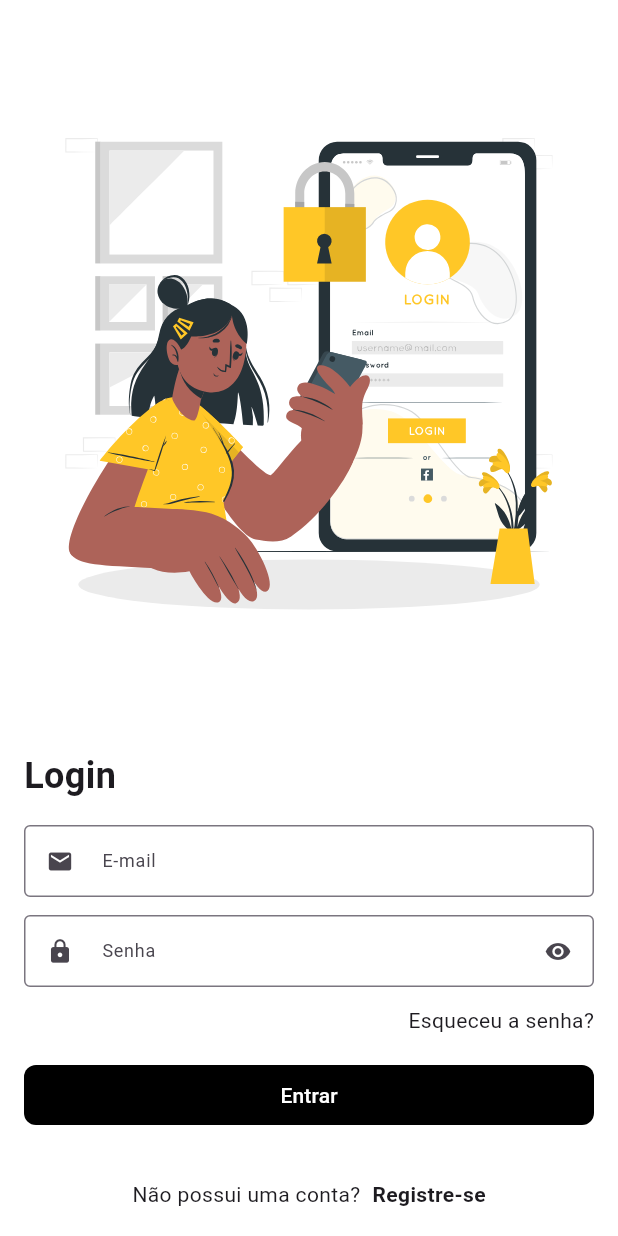
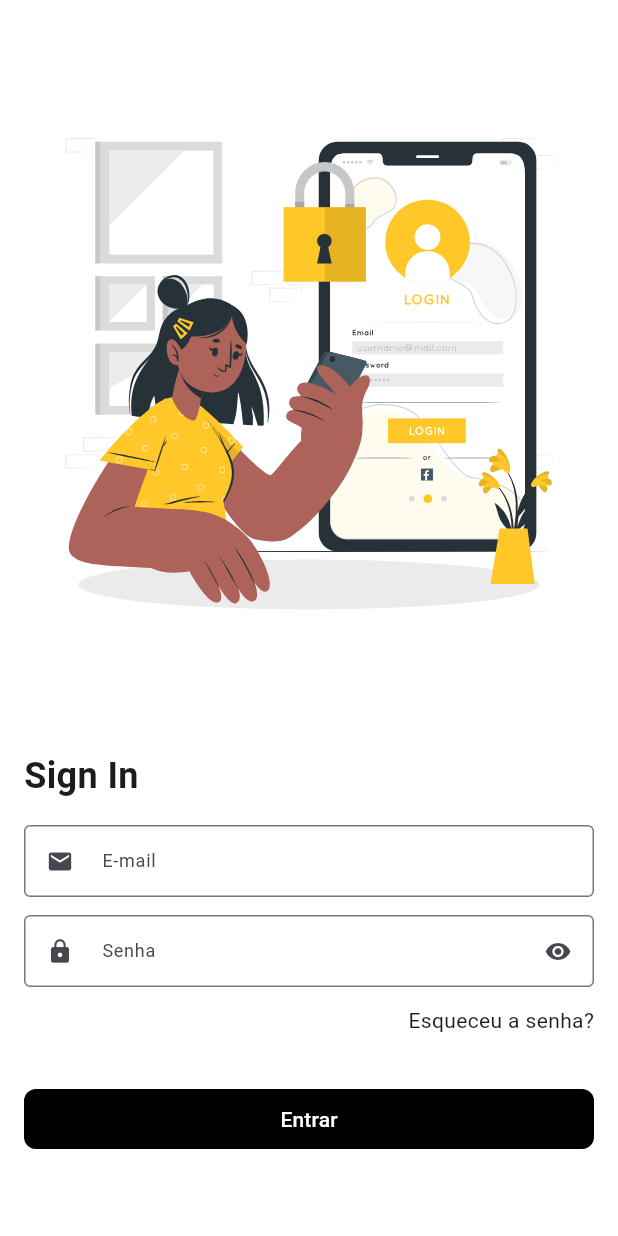
Before and after one commit to juningadita/my_budget, a Flutter app: the screen it shows after launch, on a phone screen of 412 x 824 dp. Run offline on Flutter 3.47's test engine with Material 3 defaults, Android fonts, the phone set to English and light mode, and no system bars; our stand-ins replace flutter_svg.

Commit message:
refactoring login page

```diff
--- a/lib/ui/views/login/login_page.dart
+++ b/lib/ui/views/login/login_page.dart
@@ -1,7 +1,7 @@
 import 'package:flutter/material.dart';
-import 'package:flutter_svg/flutter_svg.dart';
-
-import 'widgets/custom_text_field.dart';
+import 'widgets/footer_section_widget.dart';
+import 'widgets/form_section_widget.dart';
+import 'widgets/header_widget.dart';
 
 class LoginPage extends StatelessWidget {
   const LoginPage({super.key});
@@ -17,25 +17,12 @@ class LoginPage extends StatelessWidget {
             child: Column(
               crossAxisAlignment: CrossAxisAlignment.start,
               children: [
-                SvgPicture.asset("assets/images/login.svg"),
-                const Text(
-                  'Login',
-                  style: TextStyle(fontSize: 24, fontWeight: FontWeight.bold),
+                const HeaderWidget(
+                  title: "Sign In",
                 ),
                 const SizedBox(height: 16),
-                const CustomTextField(
-                    hintText: "E-mail", prefixIcon: Icon(Icons.mail)),
-                const SizedBox(height: 12),
-                const CustomTextField(
-                    hintText: "Senha",
-                    prefixIcon: Icon(Icons.lock),
-                    suffixIcon: Icon(Icons.visibility)),
-                const SizedBox(height: 12),
-                const Align(
-                  alignment: Alignment.centerRight,
-                  child: Text('Esqueceu a senha?'),
-                ),
-                const SizedBox(height: 16),
+                const FormSectionWidget(),
+                const SizedBox(height: 32),
                 ElevatedButton(
                   onPressed: () {},
                   style: ElevatedButton.styleFrom(
@@ -49,19 +36,8 @@ class LoginPage extends StatelessWidget {
                   ),
                   child: const Text('Entrar'),
                 ),
-                const SizedBox(height: 32),
-                Row(
-                  mainAxisAlignment: MainAxisAlignment.center,
-                  children: [
-                    const Text('Não possui uma conta?'),
-                    const SizedBox(width: 8),
-                    GestureDetector(
-                      child: const Text('Registre-se',
-                          style: TextStyle(fontWeight: FontWeight.bold)),
-                      onTap: () {},
-                    )
-                  ],
-                )
+                const SizedBox(height: 100),
+                const FooterSectionWidget()
               ],
             ),
           ),
--- a/lib/ui/views/login/widgets/custom_text_field.dart
+++ b/lib/ui/views/login/widgets/custom_text_field.dart
@@ -4,18 +4,21 @@ class CustomTextField extends StatelessWidget {
   final String? hintText;
   final Widget? prefixIcon;
   final Widget? suffixIcon;
+  final bool? isObscureText;
 
   const CustomTextField({
     super.key,
     this.hintText,
     this.prefixIcon,
     this.suffixIcon,
+    this.isObscureText = false,
   });
 
   @override
   Widget build(BuildContext context) {
     return TextField(
       style: const TextStyle(fontSize: 12),
+      obscureText: isObscureText!,
       decoration: InputDecoration(
         hintText: hintText,
         prefixIcon: prefixIcon,
--- /dev/null
+++ b/lib/ui/views/login/widgets/footer_section_widget.dart
@@ -0,0 +1,25 @@
+import 'package:flutter/material.dart';
+
+class FooterSectionWidget extends StatelessWidget {
+  const FooterSectionWidget({super.key});
+
+  @override
+  Widget build(BuildContext context) {
+    return Column(
+      children: [
+        Row(
+          mainAxisAlignment: MainAxisAlignment.center,
+          children: [
+            const Text('Não possui uma conta?'),
+            const SizedBox(width: 8),
+            GestureDetector(
+              child: const Text('Registre-se',
+                  style: TextStyle(fontWeight: FontWeight.bold)),
+              onTap: () {},
+            )
+          ],
+        )
+      ],
+    );
+  }
+}
--- /dev/null
+++ b/lib/ui/views/login/widgets/form_section_widget.dart
@@ -0,0 +1,26 @@
+import 'package:flutter/material.dart';
+import 'package:my_budget/ui/views/login/widgets/custom_text_field.dart';
+
+class FormSectionWidget extends StatelessWidget {
+  const FormSectionWidget({super.key});
+
+  @override
+  Widget build(BuildContext context) {
+    return const Column(
+      children: [
+        CustomTextField(hintText: "E-mail", prefixIcon: Icon(Icons.mail)),
+        SizedBox(height: 12),
+        CustomTextField(
+            isObscureText: true,
+            hintText: "Senha",
+            prefixIcon: Icon(Icons.lock),
+            suffixIcon: Icon(Icons.visibility)),
+        SizedBox(height: 12),
+        Align(
+          alignment: Alignment.centerRight,
+          child: Text('Esqueceu a senha?'),
+        ),
+      ],
+    );
+  }
+}
--- /dev/null
+++ b/lib/ui/views/login/widgets/header_widget.dart
@@ -0,0 +1,22 @@
+import 'package:flutter/material.dart';
+import 'package:flutter_svg/svg.dart';
+
+class HeaderWidget extends StatelessWidget {
+  final String title;
+
+  const HeaderWidget({super.key, required this.title});
+
+  @override
+  Widget build(BuildContext context) {
+    return Column(
+      crossAxisAlignment: CrossAxisAlignment.start,
+      children: [
+        SvgPicture.asset("assets/images/login.svg"),
+        Text(
+          title,
+          style: const TextStyle(fontSize: 24, fontWeight: FontWeight.bold),
+        ),
+      ],
+    );
+  }
+}
```
